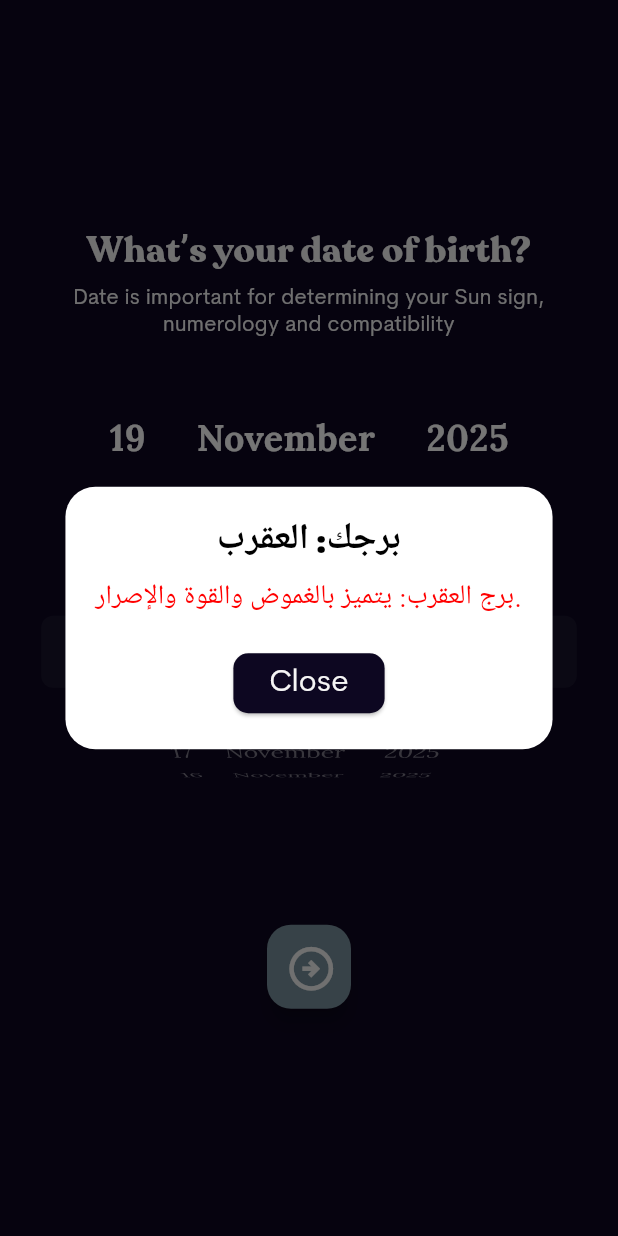
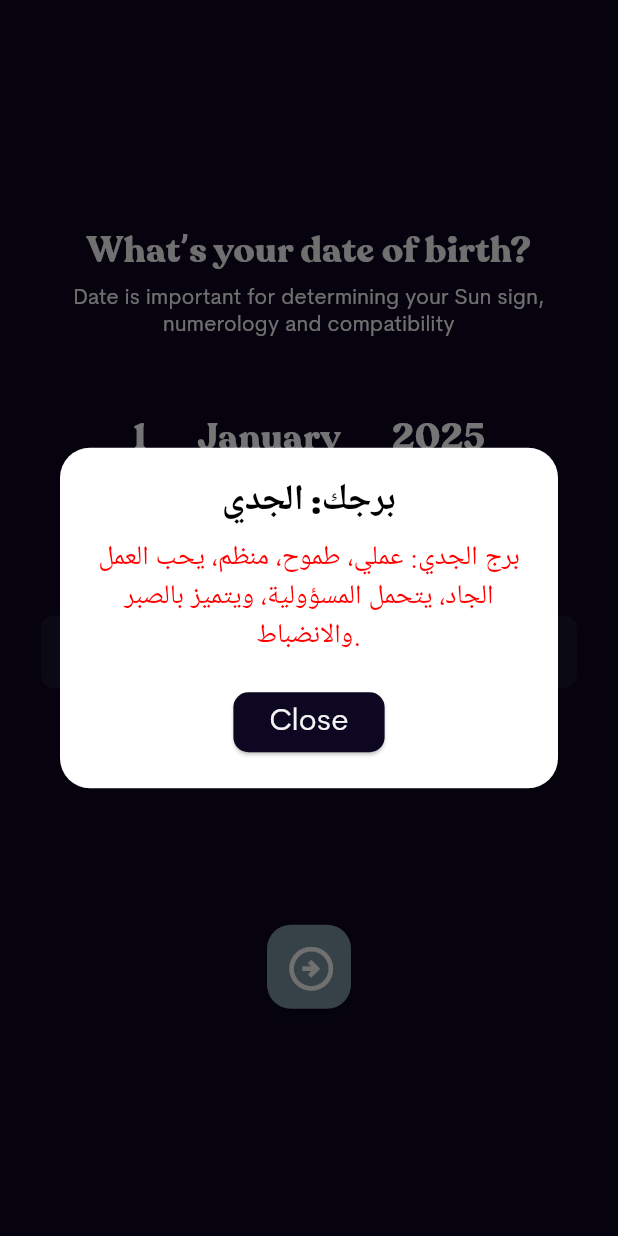
Before and after one commit to omniaashraf8088/Your-Zodiac-Sign-App, a Flutter app: the screen it shows after launch, after a tap on the "arrow circle right" icon, on a phone screen of 412 x 824 dp. Run offline on Flutter 3.47's test engine with Material 3 defaults, Android fonts, the light colour scheme and no system bars; project files that could hold a hidden picture were left out.

Commit message:
Update project files

```diff
--- a/lib/data/models/month_names_model.dart
+++ b/lib/data/models/month_names_model.dart
@@ -13,6 +13,4 @@ class MonthNamesModel {
     'November',
     'December',
   ];
-
-
 }
--- a/lib/features/presentation/function/get_zodiac.dart
+++ b/lib/features/presentation/function/get_zodiac.dart
@@ -47,16 +47,18 @@ Map<String, String> getZodiac(int day, int month) {
       "details": "برج العقرب: يتميز بالغموض والقوة والإصرار.",
     };
   }
-  if ((month == 11 && day >= 22) || (month == 12 && day <= 21)) {
+  if ((month == 11 && day >= 22 && day <= 30) || (month == 12 && day <= 21)) {
     return {
       "name": "القوس",
-      "details": "برج القوس: يتميز بالتفاؤل وحب الحرية والمغامرة.",
+      "details":
+          "برج القوس: متفائل، يحب الحرية، صريح، مغامر، يكره القيود، ويبحث دائمًا عن الحقيقة والمعرفة.",
     };
   }
-  if ((month == 12 && day >= 22) || (month == 1 && day <= 19)) {
+  if ((month == 12 && day >= 22 && day <= 31) || (month == 1 && day <= 19)) {
     return {
       "name": "الجدي",
-      "details": "برج الجدي: يتميز بالطموح والانضباط والجدية.",
+      "details":
+          "برج الجدي: عملي، طموح، منظم، يحب العمل الجاد، يتحمل المسؤولية، ويتميز بالصبر والانضباط.",
     };
   }
   if ((month == 1 && day >= 20) || (month == 2 && day <= 18)) {
--- a/lib/features/widgets/custom_scroll_date_picker.dart
+++ b/lib/features/widgets/custom_scroll_date_picker.dart
@@ -4,6 +4,7 @@ import 'package:your_zodiac_app/core/utils/app_text_style.dart';
 import 'package:your_zodiac_app/core/utils/app_colors.dart';
 import 'package:your_zodiac_app/data/models/month_names_model.dart';
 import 'package:your_zodiac_app/features/widgets/custom_floating_action_button.dart';
+import 'package:your_zodiac_app/features/presentation/function/get_zodiac.dart';
 
 class CustomScrollDatePicker extends StatefulWidget {
   const CustomScrollDatePicker({super.key});
@@ -15,10 +16,18 @@ class CustomScrollDatePicker extends StatefulWidget {
 class _CustomScrollDatePickerState extends State<CustomScrollDatePicker> {
   DateTime _selectedDate = DateTime.now();
 
-  final List<DateTime> _dates = List.generate(
-    365,
-    (index) => DateTime.now().subtract(Duration(days: index)),
-  );
+  List<DateTime> get _dates {
+    final now = DateTime.now();
+    final year = now.year;
+    final List<DateTime> days = [];
+    for (int month = 1; month <= 12; month++) {
+      int daysInMonth = DateTime(year, month + 1, 0).day;
+      for (int day = 1; day <= daysInMonth; day++) {
+        days.add(DateTime(year, month, day));
+      }
+    }
+    return days;
+  }
 
   int get _selectedIndex => _dates.indexWhere(
     (d) =>
@@ -36,6 +45,7 @@ class _CustomScrollDatePickerState extends State<CustomScrollDatePicker> {
   @override
   Widget build(BuildContext context) {
     List<String> monthNames = MonthNamesModel.monthNames;
+    getZodiac(_selectedDate.day, _selectedDate.month);
     return Container(
       color: AppColors.deepPurpleColor,
       child: Column(
@@ -45,17 +55,26 @@ class _CustomScrollDatePickerState extends State<CustomScrollDatePicker> {
             children: [
               Text(
                 "${_selectedDate.day}",
-                style: AppTextStyle.lora24w700.copyWith(color: Colors.white),
+                style: AppTextStyle.lora24w700.copyWith(
+                  fontFamily: 'Recoleta',
+                  color: Colors.white,
+                ),
               ),
               SizedBox(width: 34),
               Text(
                 monthNames[_selectedDate.month - 1],
-                style: AppTextStyle.lora24w700.copyWith(color: Colors.white),
+                style: AppTextStyle.lora24w700.copyWith(
+                  fontFamily: 'Recoleta',
+                  color: Colors.white,
+                ),
               ),
               SizedBox(width: 34),
               Text(
                 "${_selectedDate.year}",
-                style: AppTextStyle.lora24w700.copyWith(color: Colors.white),
+                style: AppTextStyle.lora24w700.copyWith(
+                  fontFamily: 'Recoleta',
+                  color: Colors.white,
+                ),
               ),
             ],
           ),
@@ -91,6 +110,7 @@ class _CustomScrollDatePickerState extends State<CustomScrollDatePicker> {
                 return AnimatedDefaultTextStyle(
                   duration: Duration(milliseconds: 200),
                   style: AppTextStyle.lora24w700.copyWith(
+                    fontFamily: 'Recoleta',
                     fontSize: isSelected ? 22 : 18,
                     fontWeight: isSelected
                         ? FontWeight.bold
@@ -99,8 +119,9 @@ class _CustomScrollDatePickerState extends State<CustomScrollDatePicker> {
                   ),
                   child: Center(
                     child: Text(
-                      "${date.day}     ${monthNames[date.month - 1]}      ${date.year} ",
+                      "${date.day}        ${monthNames[date.month - 1]}        ${date.year} ",
                       style: AppTextStyle.lora24w700.copyWith(
+                        fontFamily: 'Recoleta',
                         fontSize: isSelected ? 22 : 18,
                         fontWeight: isSelected
                             ? FontWeight.bold
```
